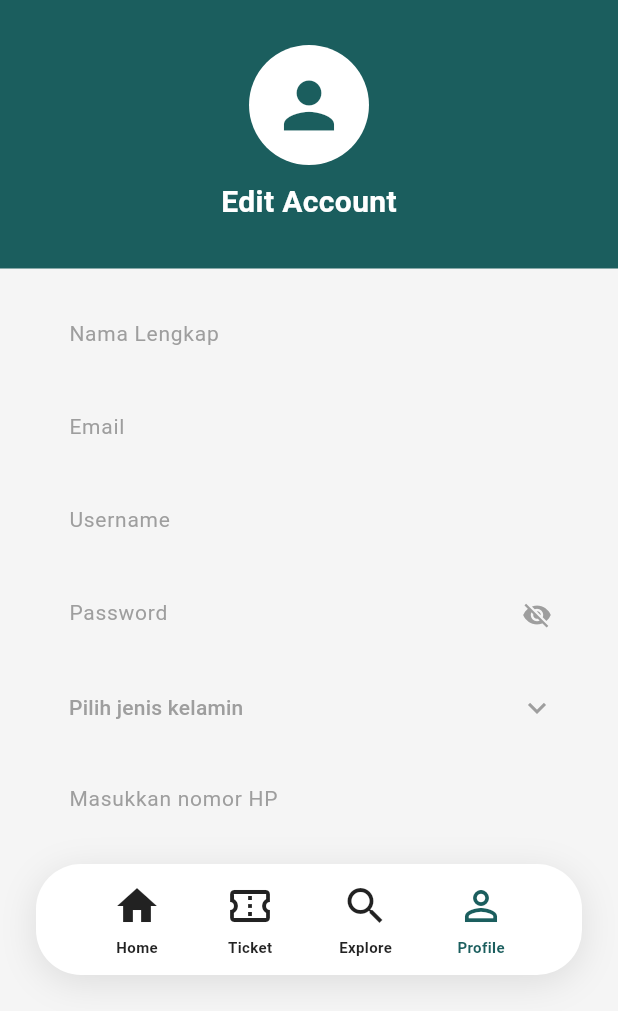
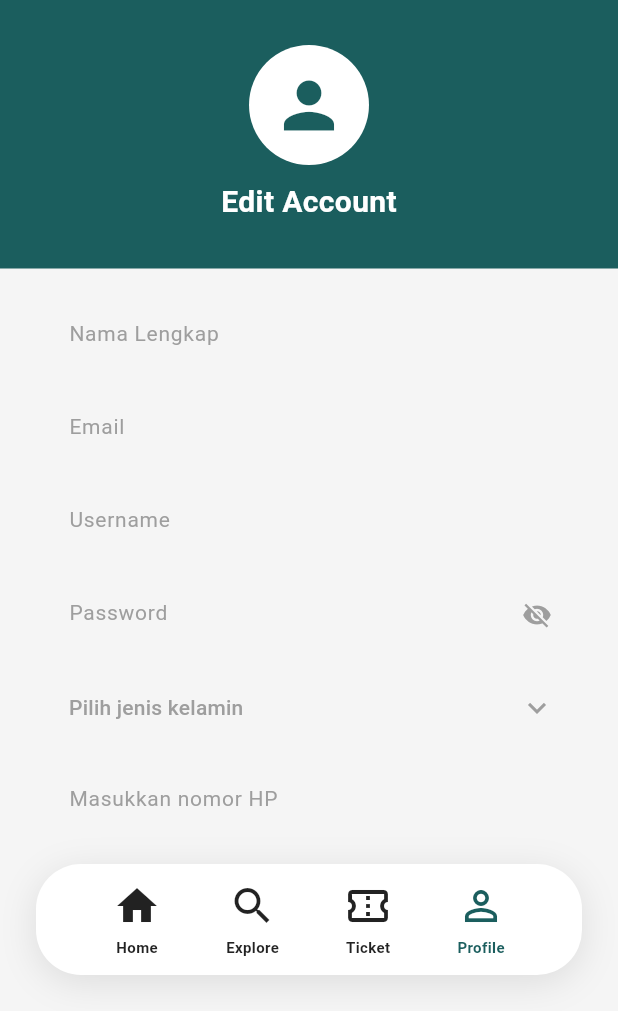
Before and after one commit to Masdim37/jalan2kuy.id-2.0-Mobile, a Flutter app: the ProfilePage screen opened directly, scrolled down 284 dp, after a tap on "Edit Profile", on a phone screen of 412 x 824 dp, the part 225-1236 px from its top. Run offline on Flutter 3.47's test engine with Material 3 defaults, Android fonts, the phone set to English and light mode, and no system bars; our stand-ins replace bootstrap_icons.

Commit message:
merapihkan kode

```diff
--- a/jalan2kuy/lib/screens/edit_akun_page.dart
+++ b/jalan2kuy/lib/screens/edit_akun_page.dart
@@ -1,4 +1,7 @@
 import 'package:flutter/material.dart';
+import '../widgets/bottom_nav_bar.dart';
+import 'home_page.dart';
+import 'explore_page.dart';
 
 class EditAccountPage extends StatefulWidget {
   const EditAccountPage({Key? key}) : super(key: key);
@@ -197,63 +200,34 @@ class _EditAccountPageState extends State<EditAccountPage> {
         ],
       ),
 
-      // Bottom Navigation Bar
-      bottomNavigationBar: Container(
-        margin: const EdgeInsets.only(left: 24, right: 24, bottom: 24),
-        padding: const EdgeInsets.symmetric(vertical: 12, horizontal: 8),
-        decoration: BoxDecoration(
-          color: Colors.white,
-          borderRadius: BorderRadius.circular(30),
-          boxShadow: [
-            BoxShadow(
-              color: Colors.black.withOpacity(0.1),
-              blurRadius: 20,
-              offset: const Offset(0, 5),
-            ),
-          ],
-        ),
-        child: Row(
-          mainAxisAlignment: MainAxisAlignment.spaceEvenly,
-          children: [
-            _buildNavItem(
-              icon: Icons.home,
-              label: 'Home',
-              isActive: false,
-              onTap: () {
-                Navigator.pop(context);
-                Navigator.pop(context);
-              },
-            ),
-            _buildNavItem(
-              icon: Icons.confirmation_num_outlined,
-              label: 'Ticket',
-              isActive: false,
-              onTap: () {
-                ScaffoldMessenger.of(context).showSnackBar(
-                  const SnackBar(content: Text('Halaman Ticket segera hadir!')),
-                );
-              },
-            ),
-            _buildNavItem(
-              icon: Icons.search,
-              label: 'Explore',
-              isActive: false,
-              onTap: () {
-                ScaffoldMessenger.of(context).showSnackBar(
-                  const SnackBar(content: Text('Halaman Explore segera hadir!')),
-                );
-              },
-            ),
-            _buildNavItem(
-              icon: Icons.person_outline,
-              label: 'Profile',
-              isActive: true,
-              onTap: () {
-                Navigator.pop(context);
-              },
-            ),
-          ],
-        ),
+      // Bottom Navigation Bar (TERPISAH)
+      bottomNavigationBar: CustomBottomNavBar(
+        currentIndex: 3, // Profile aktif (karena ini sub-halaman Profile)
+        onTap: (index) {
+          if (index == 0) {
+            // Navigate ke Home
+            Navigator.pushAndRemoveUntil(
+              context,
+              MaterialPageRoute(builder: (context) => const HomePage()),
+              (route) => false,
+            );
+          } else if (index == 1) {
+            // Navigate ke Explore
+            Navigator.pushAndRemoveUntil(
+              context,
+              MaterialPageRoute(builder: (context) => const ExplorePage()),
+              (route) => false,
+            );
+          } else if (index == 2) {
+            // Ticket page belum ada
+            ScaffoldMessenger.of(context).showSnackBar(
+              const SnackBar(content: Text('Halaman Ticket segera hadir!')),
+            );
+          } else if (index == 3) {
+            // Kembali ke ProfilePage
+            Navigator.pop(context);
+          }
+        },
       ),
     );
   }
@@ -264,7 +238,7 @@ class _EditAccountPageState extends State<EditAccountPage> {
       width: double.infinity,
       height: 50,
       decoration: BoxDecoration(
-        color: Colors.grey.shade100, // Warna lebih terang (hampir putih)
+        color: Colors.grey.shade100,
         borderRadius: BorderRadius.circular(12),
       ),
       child: TextField(
@@ -419,35 +393,4 @@ class _EditAccountPageState extends State<EditAccountPage> {
       ),
     );
   }
-
-  // Widget untuk Bottom Navigation Item
-  Widget _buildNavItem({
-    required IconData icon,
-    required String label,
-    required bool isActive,
-    required VoidCallback onTap,
-  }) {
-    return GestureDetector(
-      onTap: onTap,
-      child: Column(
-        mainAxisSize: MainAxisSize.min,
-        children: [
-          Icon(
-            icon,
-            size: 32,
-            color: isActive ? const Color(0xFF1B5E5E) : Colors.black87,
-          ),
-          const SizedBox(height: 4),
-          Text(
-            label,
-            style: TextStyle(
-              fontSize: 10,
-              fontWeight: FontWeight.bold,
-              color: isActive ? const Color(0xFF1B5E5E) : Colors.black87,
-            ),
-          ),
-        ],
-      ),
-    );
-  }
 }
--- a/jalan2kuy/lib/screens/profile_page.dart
+++ b/jalan2kuy/lib/screens/profile_page.dart
@@ -1,4 +1,7 @@
 import 'package:flutter/material.dart';
+import '../widgets/bottom_nav_bar.dart';
+import 'home_page.dart';
+import 'explore_page.dart';
 import 'edit_akun_page.dart';
 
 class ProfilePage extends StatelessWidget {
@@ -178,66 +181,31 @@ class ProfilePage extends StatelessWidget {
         ],
       ),
 
-      // Bottom Navigation Bar
-      bottomNavigationBar: Container(
-        margin: const EdgeInsets.only(left: 24, right: 24, bottom: 24),
-        padding: const EdgeInsets.symmetric(vertical: 12, horizontal: 8),
-        decoration: BoxDecoration(
-          color: Colors.white,
-          borderRadius: BorderRadius.circular(30),
-          boxShadow: [
-            BoxShadow(
-              color: Colors.black.withOpacity(0.1),
-              blurRadius: 20,
-              offset: const Offset(0, 5),
-            ),
-          ],
-        ),
-        child: Row(
-          mainAxisAlignment: MainAxisAlignment.spaceEvenly,
-          children: [
-            // 1. HOME (PALING KIRI) - Saat ditekan kembali ke HomePage
-            _buildNavItem(
-              icon: Icons.home,
-              label: 'Home',
-              isActive: false,
-              onTap: () {
-                Navigator.pop(context); // Kembali ke HomePage
-              },
-            ),
-            // 2. Ticket
-            _buildNavItem(
-              icon: Icons.confirmation_num_outlined,
-              label: 'Ticket',
-              isActive: false,
-              onTap: () {
-                ScaffoldMessenger.of(context).showSnackBar(
-                  const SnackBar(content: Text('Halaman Ticket segera hadir!')),
-                );
-              },
-            ),
-            // 3. Explore
-            _buildNavItem(
-              icon: Icons.search,
-              label: 'Explore',
-              isActive: false,
-              onTap: () {
-                ScaffoldMessenger.of(context).showSnackBar(
-                  const SnackBar(content: Text('Halaman Explore segera hadir!')),
-                );
-              },
-            ),
-            // 4. Profile - AKTIF (Hijau)
-            _buildNavItem(
-              icon: Icons.person_outline,
-              label: 'Profile',
-              isActive: true,
-              onTap: () {
-                // Tetap di halaman Profile
-              },
-            ),
-          ],
-        ),
+      // Bottom Navigation Bar (TERPISAH)
+      bottomNavigationBar: CustomBottomNavBar(
+        currentIndex: 3, // Profile aktif (index 3)
+        onTap: (index) {
+          if (index == 0) {
+            // Navigate ke Home
+            Navigator.pushAndRemoveUntil(
+              context,
+              MaterialPageRoute(builder: (context) => const HomePage()),
+              (route) => false,
+            );
+          } else if (index == 1) {
+            // Navigate ke Explore
+            Navigator.pushAndRemoveUntil(
+              context,
+              MaterialPageRoute(builder: (context) => const ExplorePage()),
+              (route) => false,
+            );
+          } else if (index == 2) {
+            // Ticket page belum ada
+            ScaffoldMessenger.of(context).showSnackBar(
+              const SnackBar(content: Text('Halaman Ticket segera hadir!')),
+            );
+          } else if (index == 3) return; // Sudah di Profile
+        },
       ),
     );
   }
@@ -260,39 +228,6 @@ class ProfilePage extends StatelessWidget {
           fontSize: 14,
           fontWeight: FontWeight.w500,
         ),
-      ),
-    );
-  }
-
-  // Widget untuk Bottom Navigation Item
-  Widget _buildNavItem({
-    required IconData icon,
-    required String label,
-    required bool isActive,
-    required VoidCallback onTap,
-  }) {
-    return GestureDetector(
-      onTap: onTap,
-      child: Column(
-        mainAxisSize: MainAxisSize.min,
-        children: [
-          Icon(
-            icon,
-            size: 32,
-            // Icon aktif = hijau, tidak aktif = hitam
-            color: isActive ? const Color(0xFF1B5E5E) : Colors.black87,
-          ),
-          const SizedBox(height: 4),
-          Text(
-            label,
-            style: TextStyle(
-              fontSize: 10,
-              fontWeight: FontWeight.bold,
-              // Teks aktif = hijau, tidak aktif = hitam
-              color: isActive ? const Color(0xFF1B5E5E) : Colors.black87,
-            ),
-          ),
-        ],
       ),
     );
   }
--- /dev/null
+++ b/jalan2kuy/lib/widgets/bottom_nav_bar.dart
@@ -0,0 +1,71 @@
+import 'package:flutter/material.dart';
+
+class CustomBottomNavBar extends StatelessWidget {
+  final int currentIndex;
+  final Function(int) onTap;
+
+  const CustomBottomNavBar({
+    Key? key,
+    required this.currentIndex,
+    required this.onTap,
+  }) : super(key: key);
+
+  @override
+  Widget build(BuildContext context) {
+    return Container(
+      margin: const EdgeInsets.only(left: 24, right: 24, bottom: 24),
+      padding: const EdgeInsets.symmetric(vertical: 12, horizontal: 8),
+      decoration: BoxDecoration(
+        color: Colors.white,
+        borderRadius: BorderRadius.circular(30),
+        boxShadow: [
+          BoxShadow(
+            color: Colors.black.withOpacity(0.1),
+            blurRadius: 20,
+            offset: const Offset(0, 5),
+          ),
+        ],
+      ),
+      child: Row(
+        mainAxisAlignment: MainAxisAlignment.spaceEvenly,
+        children: [
+          _buildNavItem(Icons.home, 'Home', 0),
+          _buildNavItem(Icons.search, 'Explore', 1),
+          _buildNavItem(Icons.confirmation_num_outlined, 'Ticket', 2),
+          _buildNavItem(Icons.person_outline, 'Profile', 3),
+        ],
+      ),
+    );
+  }
+
+  Widget _buildNavItem(IconData icon, String label, int index) {
+    final bool isActive = currentIndex == index;
+    return GestureDetector(
+      onTap: () => onTap(index),
+      child: Column(
+        mainAxisSize: MainAxisSize.min,
+        children: [
+          Icon(
+            icon,
+            size: 32,
+            // Home aktif = cyan, lainnya = hijau
+            color: isActive
+                ? (index == 0 ? const Color(0xFF00CFA5) : const Color(0xFF1B5E5E))
+                : Colors.black87,
+          ),
+          const SizedBox(height: 4),
+          Text(
+            label,
+            style: TextStyle(
+              fontSize: 10,
+              fontWeight: FontWeight.bold,
+              color: isActive
+                  ? (index == 0 ? const Color(0xFF00CFA5) : const Color(0xFF1B5E5E))
+                  : Colors.black87,
+            ),
+          ),
+        ],
+      ),
+    );
+  }
+}
```
Also changed, not shown: jalan2kuy/lib/screens/explore_page.dart (added, +230 -0 lines), jalan2kuy/lib/screens/home_page.dart (+88 -98 lines).
